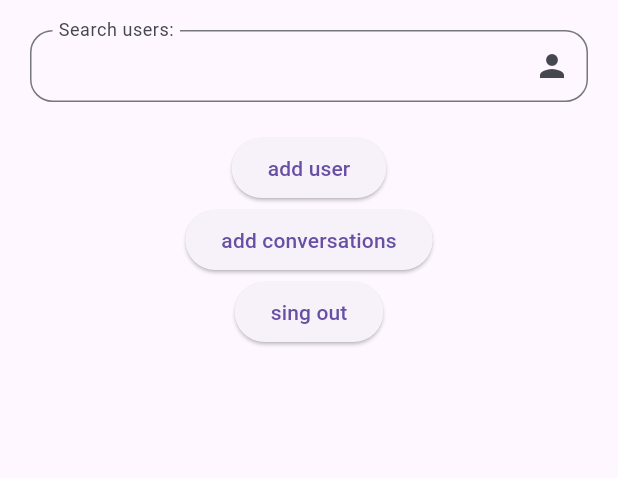
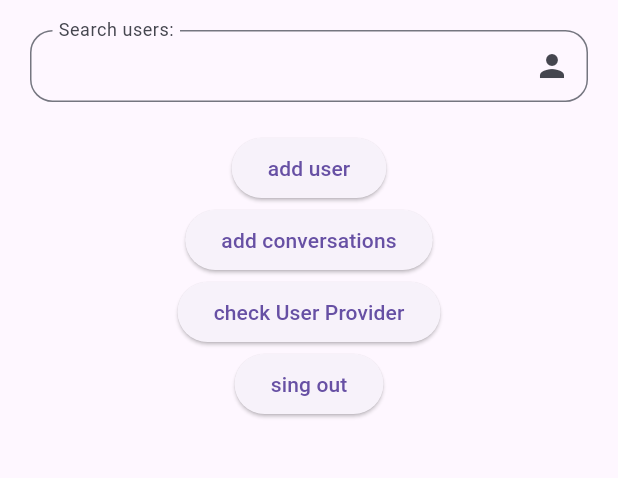
Before and after one commit to meandr1/chats-app, a Flutter app: the SelectUsersScreen screen opened by its route, after a tap on "add conversations", on a phone screen of 412 x 824 dp, the part 84-562 px from its top. Run offline on Flutter 3.47's test engine with Material 3 defaults, Android fonts, the phone set to English and light mode, and no system bars; our stand-ins replace cloud_firestore, equatable, firebase_auth, firebase_core, flutter_bloc, go_router and 2 more; missing offline and left inert: flutter_facebook_auth; accounts and stored records are empty.

Commit message:
search users screen

```diff
--- a/lib/app_constants.dart
+++ b/lib/app_constants.dart
@@ -7,4 +7,5 @@ const Color elevatedButtonColor = Color.fromARGB(255, 98, 121, 183);
 const Color appBarColor = Color.fromARGB(255, 139, 161, 221);
 const Color bottomNavigationBarColor = Color.fromARGB(255, 98, 121, 183);
 
+// ath cubit constants
 const String unknownError = 'An unknown error occurred';
--- a/lib/feature/auth/cubit/auth_cubit.dart
+++ b/lib/feature/auth/cubit/auth_cubit.dart
@@ -82,7 +82,7 @@ class AuthCubit extends Cubit<AuthState> implements AuthInterface {
       final credential = PhoneAuthProvider.credential(
           verificationId: state.verificationId, smsCode: smsCode);
       final user =
-          await _authRepository.signInWithCredential(credential: credential);
+          await _authRepository.signInWithCredential(credential: credential, provider: 'phone');
       emit(state.copyWith(status: AuthStatus.success, user: user));
     } on FirebaseAuthException catch (e) {
       emit(state.copyWith(
@@ -137,7 +137,7 @@ class AuthCubit extends Cubit<AuthState> implements AuthInterface {
         email: state.email,
         password: state.password,
       );
-      await HomeRepository().addUser();
+      await HomeRepository().addUserIfNotExists();
       emit(state.copyWith(status: AuthStatus.success, user: user));
     } on FirebaseAuthException catch (e) {
       emit(state.copyWith(
@@ -174,7 +174,7 @@ class AuthCubit extends Cubit<AuthState> implements AuthInterface {
       userCredential = await _authRepository.getFacebookCredentials();
       try {
         user = await _authRepository.signInWithCredential(
-            credential: userCredential);
+            credential: userCredential, provider: 'facebook');
         emit(state.copyWith(
             status: AuthStatus.successByFacebookProvider, user: user));
       } on FirebaseAuthException catch (e) {
--- a/lib/feature/auth/repository/auth_repository.dart
+++ b/lib/feature/auth/repository/auth_repository.dart
@@ -9,9 +9,9 @@ class AuthRepository implements RepositoryInterface {
 
   @override
   Future<User?> signInWithCredential(
-      {required AuthCredential credential}) async {
+      {required AuthCredential credential, String? provider}) async {
     final userCredential = await _firebaseAuth.signInWithCredential(credential);
-    await HomeRepository().addUserIfNotExists();
+    await HomeRepository().addUserIfNotExists(provider: provider);
     return userCredential.user;
   }
 
@@ -96,9 +96,7 @@ class AuthRepository implements RepositoryInterface {
   }
 
   @override
-  User?  getCurrentUser() {
+  User? getCurrentUser() {
     return _firebaseAuth.currentUser;
   }
-
-
 }
--- a/lib/feature/home/cubit/home_cubit.dart
+++ b/lib/feature/home/cubit/home_cubit.dart
@@ -9,21 +9,19 @@ class HomeCubit extends Cubit<HomeState> {
 
   HomeCubit(this._homeRepository) : super(HomeState.initial());
 
-
   Future<void> addUser() async {
     await _homeRepository.addUser();
   }
 
-
   Future<void> addConversations() async {
-      await _homeRepository.addConversations();
+    await _homeRepository.addConversation();
   }
 
-
-
-   Future<void> signOut() async {
-      await _homeRepository.signOut();
+  Future<void> checkUserProvider({required String uid}) async {
+    await _homeRepository.checkUserProvider(uid: uid);
   }
 
-
+  Future<void> signOut() async {
+    await _homeRepository.signOut();
+  }
 }
--- a/lib/feature/home/get_landing_page.dart
+++ b/lib/feature/home/get_landing_page.dart
@@ -13,6 +13,7 @@ class GetLandingPage extends StatelessWidget {
       initialData: FirebaseAuth.instance.currentUser,
       builder: (BuildContext context, AsyncSnapshot<User?> snapshot) {
         if (snapshot.hasData) {
+          // либо емаил подтвежден или провайдер телефон или фейсбук из базы
           return const HomeScreen();
         } else {
           return EmailAuthScreen();
--- a/lib/feature/home/repository/home_repository.dart
+++ b/lib/feature/home/repository/home_repository.dart
@@ -1,47 +1,80 @@
 import 'package:cloud_firestore/cloud_firestore.dart';
 import 'package:firebase_auth/firebase_auth.dart';
-import 'package:chats/model/firebase_user.dart';
+import 'package:chats/model/firebase_user.dart' as firebase_user;
 
 class HomeRepository {
   final FirebaseFirestore _db = FirebaseFirestore.instance;
 
-  Future<void> addUser() async {
+  Future<void> addUser({String? provider}) async {
     final user = FirebaseAuth.instance.currentUser;
     try {
-      await _db.collection('users').doc(user!.uid).set(
-          FirebaseUser.updateUserInfo(
-              firstName: user.displayName,
-              email: user.email,
-              phoneNumber: user.phoneNumber,
-              photoURL: user.photoURL,
-              lastName: ''),
-          SetOptions(merge: true));
+      await _db.collection('users').doc(user!.uid).set({
+        'userInfo': firebase_user.UserInfo(
+                provider: provider,
+                firstName: user.displayName,
+                email: user.email,
+                phoneNumber: user.phoneNumber,
+                photoURL: user.photoURL,
+                lastName: '')
+            .toJSON()
+      }, SetOptions(merge: true));
     } on FirebaseAuthException catch (e) {
       print(e.message);
     }
   }
 
-    Future<void> addUserIfNotExists() async {
+  Future<void> addUserIfNotExists({String? provider}) async {
     final user = FirebaseAuth.instance.currentUser;
     try {
-      final DocumentSnapshot result = await _db.collection('users').doc(user!.uid).get();
+      final DocumentSnapshot result =
+          await _db.collection('users').doc(user!.uid).get();
       if (!result.exists) {
-        addUser();
+        addUser(provider: provider);
       }
     } on FirebaseAuthException catch (e) {
       print(e.message);
     }
   }
 
+  Future<firebase_user.FirebaseUser?> getUserByUID({required String uid}) async {
+    try {
+      final QuerySnapshot result =
+          await _db.collection('users').where('__name__', isEqualTo: uid).get();
+      final docs = result.docs;
+      if (docs.isNotEmpty){
+      final userJson = result.docs[0].data() as Map<String,dynamic>;
+      final user = firebase_user.FirebaseUser.fromJSON(userJson);
+        return user;
+      }
+    } on FirebaseAuthException catch (e) {
+      print(e.message);
+    }
+      return null;
+  }
 
-  Future<void> addConversations() async {
+
+  Future<void> checkUserProvider({required String uid}) async {
+    try {
+      await getUserByUID(uid: uid);
+      final QuerySnapshot result =
+          await _db.collection('users').where('__name__', isEqualTo: uid).get();
+      final res = result.docs[0].data() as Map;
+      // print(res['userInfo']);
+    } on FirebaseAuthException catch (e) {
+      print(e.message);
+    }
+  }
+
+  Future<void> addConversation() async {
     final user = FirebaseAuth.instance.currentUser;
     try {
-      await _db.collection('users').doc(user!.uid).set(
-          FirebaseUser.updateConversation(
-              chattingWithUID: 'sssssssssssssfkljhvsfl',
-              name: 'john',
-              lastMessage: 'asfds ef e ef efefef sfsdff'),
+      await _db.collection('users').doc(user!.uid).set({
+        'conversations':
+          firebase_user.Conversation(
+                  companionUID: 'fffffffffffkljhvsfl',
+                  companionName: 'john',
+                  lastMessage: 'asfds ef e ef efefef sfsdff')
+              .toJSON()},
           SetOptions(merge: true));
     } on FirebaseAuthException catch (e) {
       print(e.message);
--- a/lib/feature/home/select_users_screen.dart
+++ b/lib/feature/home/select_users_screen.dart
@@ -1,6 +1,7 @@
 import 'package:chats/feature/auth/screens/widgets/main_logo.dart';
 import 'package:chats/feature/home/cubit/home_cubit.dart';
 import 'package:chats/feature/home/repository/home_repository.dart';
+import 'package:firebase_auth/firebase_auth.dart';
 import 'package:flutter/material.dart';
 import 'package:flutter_bloc/flutter_bloc.dart';
 import 'package:go_router/go_router.dart';
@@ -14,8 +15,7 @@ class SelectUsersScreen extends StatelessWidget {
   @override
   Widget build(BuildContext context) {
     return BlocProvider<HomeCubit>(
-      create: (context) =>
-          HomeCubit(HomeRepository()),
+      create: (context) => HomeCubit(HomeRepository()),
       child: BlocConsumer<HomeCubit, HomeState>(
         listener: (context, state) {},
         builder: (context, state) {
@@ -45,7 +45,7 @@ class SelectUsersScreen extends StatelessWidget {
                           context.read<HomeCubit>().addUser();
                         },
                       )),
-                      Padding(
+                  Padding(
                       padding: const EdgeInsets.only(left: 20, right: 20),
                       child: ElevatedButton(
                         child: const Text('add conversations'),
@@ -53,7 +53,16 @@ class SelectUsersScreen extends StatelessWidget {
                           context.read<HomeCubit>().addConversations();
                         },
                       )),
-                      Padding(
+                  Padding(
+                      padding: const EdgeInsets.only(left: 20, right: 20),
+                      child: ElevatedButton(
+                        child: const Text('check User Provider'),
+                        onPressed: () {
+                          context.read<HomeCubit>().checkUserProvider(
+                              uid: FirebaseAuth.instance.currentUser!.uid);
+                        },
+                      )),
+                  Padding(
                       padding: const EdgeInsets.only(left: 20, right: 20),
                       child: ElevatedButton(
                         child: const Text('sing out'),
--- a/lib/model/firebase_user.dart
+++ b/lib/model/firebase_user.dart
@@ -1,31 +1,92 @@
-abstract class FirebaseUser {
-  static Map<String, Map<String, String>> updateUserInfo(
-      {String? firstName,
-      String? lastName,
-      String? email,
-      String? phoneNumber,
-      String? photoURL}) {
+class FirebaseUser {
+  final UserInfo userInfo;
+  final List<Conversation> conversations;
+
+  FirebaseUser({required this.userInfo, required this.conversations});
+
+  factory FirebaseUser.fromJSON(Map<String, dynamic> jsonData) {
+    final userInfo = UserInfo.fromJSON(jsonData['userInfo']);
+
+    Map<String, dynamic>? jsonOfConversations = jsonData['conversations'];
+    List<Conversation> conversations = [];
+    if (jsonOfConversations != null) {
+      jsonOfConversations.entries
+          .toList()
+          .forEach((entry) => conversations.add(Conversation.fromJSON(entry)));
+    }
+    return FirebaseUser(userInfo: userInfo, conversations: conversations);
+  }
+}
+
+class UserInfo {
+  String? firstName;
+  String? provider;
+  String? lastName;
+  String? email;
+  String? phoneNumber;
+  String? photoURL;
+  UserInfo(
+      {this.firstName,
+      this.provider,
+      this.lastName,
+      this.email,
+      this.phoneNumber,
+      this.photoURL});
+
+  factory UserInfo.fromJSON(Map<String, dynamic> jsonData) {
+    return UserInfo(
+      firstName: jsonData['firstName'],
+      provider: jsonData['provider'],
+      lastName: jsonData['lastName'],
+      email: jsonData['email'],
+      phoneNumber: jsonData['phoneNumber'],
+      photoURL: jsonData['photoURL'],
+    );
+  }
+
+  Map<String, String?> toJSON() {
     return {
-      "userInfo": {
+      if (provider != null) "provider": provider,
       if (firstName != null) "firstName": firstName,
       if (lastName != null) "lastName": lastName,
       if (email != null) "email": email,
       if (phoneNumber != null) "phoneNumber": phoneNumber,
       if (photoURL != null) "photoURL": photoURL,
-      }
     };
   }
+}
 
-  static Map<String, Map<String, dynamic>> updateConversation(
-      {required String chattingWithUID, String? name, String? lastMessage}) {
+class Conversation {
+  String companionUID;
+  String companionName;
+  String lastMessage;
+  int? unreadMessages;
+  int? timestamp;
+  Conversation(
+      {required this.companionUID,
+      required this.companionName,
+      required this.lastMessage,
+      this.unreadMessages,
+      this.timestamp});
+
+  factory Conversation.fromJSON(MapEntry<String, dynamic> jsonData) {
+    final String companionUID = jsonData.key;
+    final Map<String, dynamic> conversationData = jsonData.value;
+    return Conversation(
+        companionUID: companionUID,
+        companionName: conversationData['companionName'],
+        lastMessage: conversationData['lastMessage'],
+        unreadMessages: conversationData['unreadMessages'],
+        timestamp: conversationData['timestamp']);
+  }
+
+  Map<String, Map<String, dynamic>> toJSON() {
     return {
-      "conversations": {
-        chattingWithUID: {
-          "name": name ?? '',
-          "lastMessage": lastMessage ?? '',
+      companionUID: {
+        "companionName": companionName,
+        "lastMessage": lastMessage,
         "timestamp": DateTime.now().microsecondsSinceEpoch,
-          "unreadMessages": 4,
-        }
+        "unreadMessages": unreadMessages ?? 0,
       }
     };
   }
```
Lines whose indentation alone changed are shown as unchanged.
